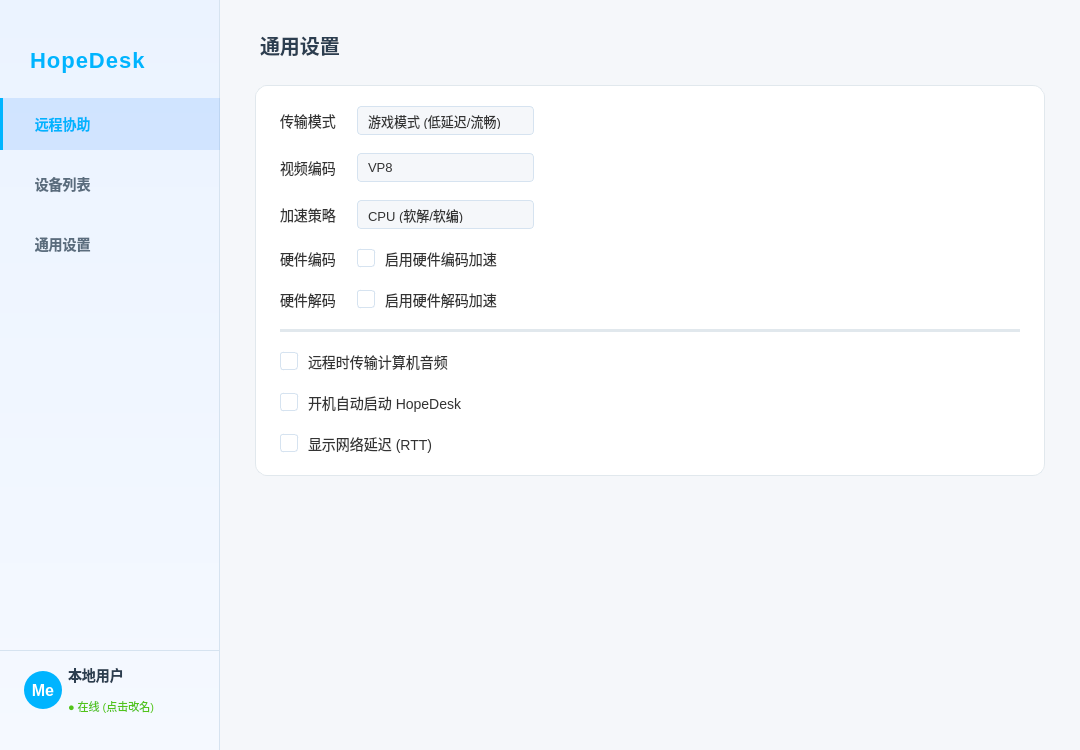
HopeTiga/HopeDesk, file HopeDeskNative/mainwindow.ui: the form before one commit.
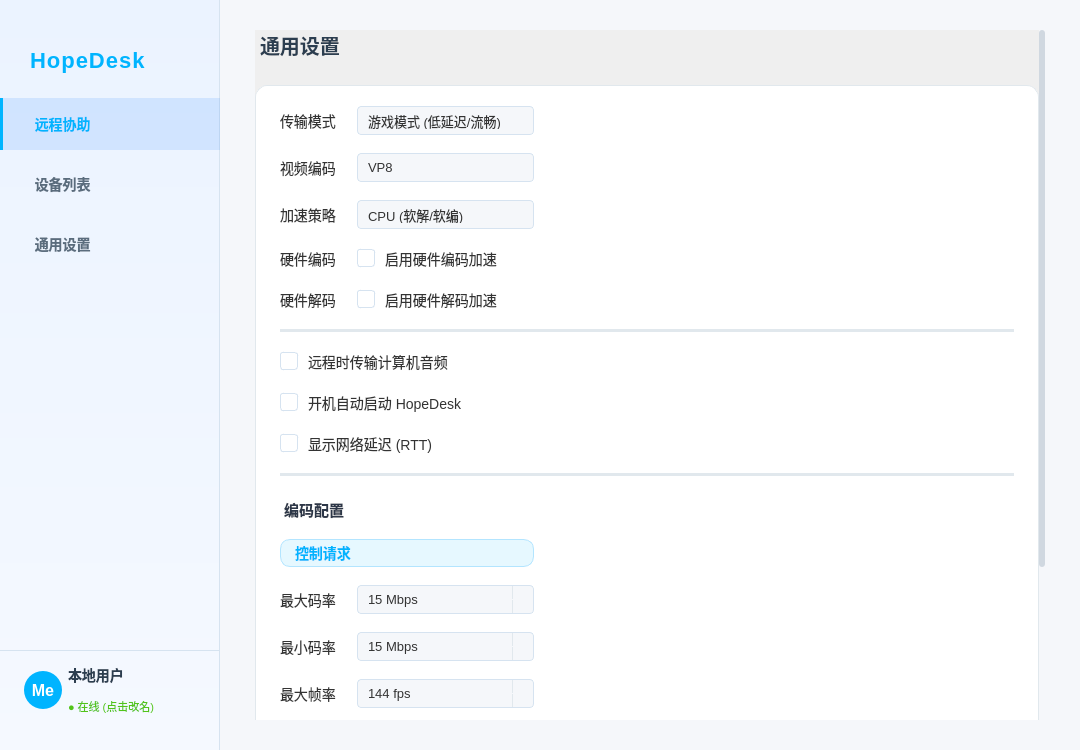
The form after the commit. The open tabs and pages were chosen to show the change. Icons and pictures are not drawn.

Patch:
```diff
--- a/HopeDeskNative/mainwindow.ui
+++ b/HopeDeskNative/mainwindow.ui
@@ -992,15 +992,49 @@
          <number>30</number>
         </property>
         <item>
-         <widget class="QLabel" name="labelSettingsTitle">
-          <property name="styleSheet">
-           <string notr="true">font-size: 20px; font-weight: bold; color: #2C3E50; margin-bottom: 10px;</string>
+         <widget class="QScrollArea" name="scrollAreaSettings">
+          <property name="widgetResizable">
+           <bool>true</bool>
           </property>
-          <property name="text">
-           <string>通用设置</string>
+          <property name="horizontalScrollBarPolicy">
+           <enum>Qt::ScrollBarPolicy::ScrollBarAlwaysOff</enum>
           </property>
-         </widget>
-        </item>
+          <property name="frameShape">
+           <enum>QFrame::Shape::NoFrame</enum>
+          </property>
+          <property name="sizePolicy">
+           <sizepolicy hsizetype="Expanding" vsizetype="Expanding">
+            <horstretch>0</horstretch>
+            <verstretch>0</verstretch>
+           </sizepolicy>
+          </property>
+          <widget class="QWidget" name="scrollAreaSettingsContents">
+           <layout class="QVBoxLayout" name="verticalLayout_SettingsScroll">
+            <property name="spacing">
+             <number>15</number>
+            </property>
+            <property name="leftMargin">
+             <number>0</number>
+            </property>
+            <property name="topMargin">
+             <number>0</number>
+            </property>
+            <property name="rightMargin">
+             <number>0</number>
+            </property>
+            <property name="bottomMargin">
+             <number>0</number>
+            </property>
+            <item>
+             <widget class="QLabel" name="labelSettingsTitle">
+              <property name="styleSheet">
+               <string notr="true">font-size: 20px; font-weight: bold; color: #2C3E50; margin-bottom: 10px;</string>
+              </property>
+              <property name="text">
+               <string>通用设置</string>
+              </property>
+             </widget>
+            </item>
         <item>
          <widget class="QFrame" name="frameSettingCard">
           <property name="styleSheet">
@@ -1045,6 +1079,39 @@
 QComboBox::drop-down {
     border: none;
     width: 20px;
+}
+QSpinBox {
+    background-color: #F5F7FA;
+    border: 1px solid #D6E3F0;
+    border-radius: 4px;
+    padding: 5px 8px;
+    color: #333333;
+    font-size: 13px;
+    min-width: 120px;
+    selection-background-color: #00B4FF;
+    selection-color: #FFFFFF;
+}
+QSpinBox:hover, QSpinBox:focus {
+    border: 1px solid #00B4FF;
+}
+QSpinBox::up-button, QSpinBox::down-button {
+    width: 20px;
+    border: none;
+    border-left: 1px solid #E1E8ED;
+    background: transparent;
+}
+QSpinBox::up-button { border-top-right-radius: 4px; subcontrol-position: top right; }
+QSpinBox::down-button { border-bottom-right-radius: 4px; subcontrol-position: bottom right; }
+QSpinBox::up-button:hover, QSpinBox::down-button:hover {
+    background: #E6F8FF;
+}
+QSpinBox::up-arrow {
+    image: url(:/icons/res/arrow-up.png);
+    width: 12px; height: 12px;
+}
+QSpinBox::down-arrow {
+    image: url(:/icons/res/arrow-down.png);
+    width: 12px; height: 12px;
 }</string>
           </property>
           <layout class="QGridLayout" name="gridLayout_Settings">
@@ -1239,6 +1306,220 @@
              </property>
             </widget>
            </item>
+           <item row="9" column="0" colspan="3">
+            <widget class="Line" name="line_SetEncode">
+             <property name="styleSheet">
+              <string notr="true">background: #E1E8ED;</string>
+             </property>
+             <property name="orientation">
+              <enum>Qt::Orientation::Horizontal</enum>
+             </property>
+            </widget>
+           </item>
+           <item row="10" column="0" colspan="2">
+            <widget class="QLabel" name="labelEncodeConfig">
+             <property name="text">
+              <string>编码配置</string>
+             </property>
+             <property name="styleSheet">
+              <string notr="true">font-size: 15px; font-weight: bold; color: #2D3748; padding-top: 4px;</string>
+             </property>
+            </widget>
+           </item>
+           <item row="11" column="0" colspan="2">
+            <widget class="QLabel" name="labelEncodeRequest">
+             <property name="text">
+              <string>控制请求</string>
+             </property>
+             <property name="styleSheet">
+              <string notr="true">color: #00B4FF; font-weight: 600; background: #E6F8FF; border: 1px solid #B3E5FF; border-radius: 10px; padding: 2px 10px;</string>
+             </property>
+            </widget>
+           </item>
+           <item row="12" column="0">
+            <widget class="QLabel" name="labelRequestMaxBitrate">
+             <property name="text">
+              <string>最大码率</string>
+             </property>
+            </widget>
+           </item>
+           <item row="12" column="1">
+            <widget class="QSpinBox" name="spinRequestMaxBitrate">
+             <property name="toolTip">
+              <string>请求组最大码率(Mbps)。随 REQUEST 发给远端 System,struct 存 bps(15M→15000000)</string>
+             </property>
+             <property name="suffix">
+              <string> Mbps</string>
+             </property>
+             <property name="minimum">
+              <number>1</number>
+             </property>
+             <property name="maximum">
+              <number>100</number>
+             </property>
+             <property name="singleStep">
+              <number>1</number>
+             </property>
+             <property name="value">
+              <number>15</number>
+             </property>
+            </widget>
+           </item>
+           <item row="13" column="0">
+            <widget class="QLabel" name="labelRequestMinBitrate">
+             <property name="text">
+              <string>最小码率</string>
+             </property>
+            </widget>
+           </item>
+           <item row="13" column="1">
+            <widget class="QSpinBox" name="spinRequestMinBitrate">
+             <property name="toolTip">
+              <string>请求组最小码率(Mbps)。随 REQUEST 发给远端 System,struct 存 bps</string>
+             </property>
+             <property name="suffix">
+              <string> Mbps</string>
+             </property>
+             <property name="minimum">
+              <number>1</number>
+             </property>
+             <property name="maximum">
+              <number>100</number>
+             </property>
+             <property name="singleStep">
+              <number>1</number>
+             </property>
+             <property name="value">
+              <number>15</number>
+             </property>
+            </widget>
+           </item>
+           <item row="14" column="0">
+            <widget class="QLabel" name="labelRequestFramerate">
+             <property name="text">
+              <string>最大帧率</string>
+             </property>
+            </widget>
+           </item>
+           <item row="14" column="1">
+            <widget class="QSpinBox" name="spinRequestFramerate">
+             <property name="toolTip">
+              <string>请求组最大帧率(fps)。随 REQUEST 发给远端 System</string>
+             </property>
+             <property name="suffix">
+              <string> fps</string>
+             </property>
+             <property name="minimum">
+              <number>1</number>
+             </property>
+             <property name="maximum">
+              <number>240</number>
+             </property>
+             <property name="singleStep">
+              <number>1</number>
+             </property>
+             <property name="value">
+              <number>144</number>
+             </property>
+            </widget>
+           </item>
+           <item row="15" column="0" colspan="2">
+            <widget class="QLabel" name="labelEncodeLocal">
+             <property name="text">
+              <string>控制限制</string>
+             </property>
+             <property name="styleSheet">
+              <string notr="true">color: #00B4FF; font-weight: 600; background: #E6F8FF; border: 1px solid #B3E5FF; border-radius: 10px; padding: 2px 10px;</string>
+             </property>
+            </widget>
+           </item>
+           <item row="16" column="0">
+            <widget class="QLabel" name="labelLocalMaxBitrate">
+             <property name="text">
+              <string>最大码率</string>
+             </property>
+            </widget>
+           </item>
+           <item row="16" column="1">
+            <widget class="QSpinBox" name="spinLocalMaxBitrate">
+             <property name="toolTip">
+              <string>本地组最大码率(Mbps)。仅存 WebrtcDeskConfig,不随 REQUEST 发送;struct 存 bps</string>
+             </property>
+             <property name="suffix">
+              <string> Mbps</string>
+             </property>
+             <property name="minimum">
+              <number>1</number>
+             </property>
+             <property name="maximum">
+              <number>100</number>
+             </property>
+             <property name="singleStep">
+              <number>1</number>
+             </property>
+             <property name="value">
+              <number>15</number>
+             </property>
+            </widget>
+           </item>
+           <item row="17" column="0">
+            <widget class="QLabel" name="labelLocalMinBitrate">
+             <property name="text">
+              <string>最小码率</string>
+             </property>
+            </widget>
+           </item>
+           <item row="17" column="1">
+            <widget class="QSpinBox" name="spinLocalMinBitrate">
+             <property name="toolTip">
+              <string>本地组最小码率(Mbps)。仅存 WebrtcDeskConfig,不随 REQUEST 发送;struct 存 bps</string>
+             </property>
+             <property name="suffix">
+              <string> Mbps</string>
+             </property>
+             <property name="minimum">
+              <number>1</number>
+             </property>
+             <property name="maximum">
+              <number>100</number>
+             </property>
+             <property name="singleStep">
+              <number>1</number>
+             </property>
+             <property name="value">
+              <number>15</number>
+             </property>
+            </widget>
+           </item>
+           <item row="18" column="0">
+            <widget class="QLabel" name="labelLocalFramerate">
+             <property name="text">
+              <string>最大帧率</string>
+             </property>
+            </widget>
+           </item>
+           <item row="18" column="1">
+            <widget class="QSpinBox" name="spinLocalFramerate">
+             <property name="toolTip">
+              <string>本地组最大帧率(fps)。仅存 WebrtcDeskConfig,不随 REQUEST 发送</string>
+             </property>
+             <property name="suffix">
+              <string> fps</string>
+             </property>
+             <property name="minimum">
+              <number>1</number>
+             </property>
+             <property name="maximum">
+              <number>240</number>
+             </property>
+             <property name="singleStep">
+              <number>1</number>
+             </property>
+             <property name="value">
+              <number>144</number>
+             </property>
+            </widget>
+           </item>
           </layout>
          </widget>
         </item>
@@ -1254,6 +1535,10 @@
            </size>
           </property>
          </spacer>
+        </item>
+           </layout>
+          </widget>
+         </widget>
         </item>
        </layout>
       </widget>
```
